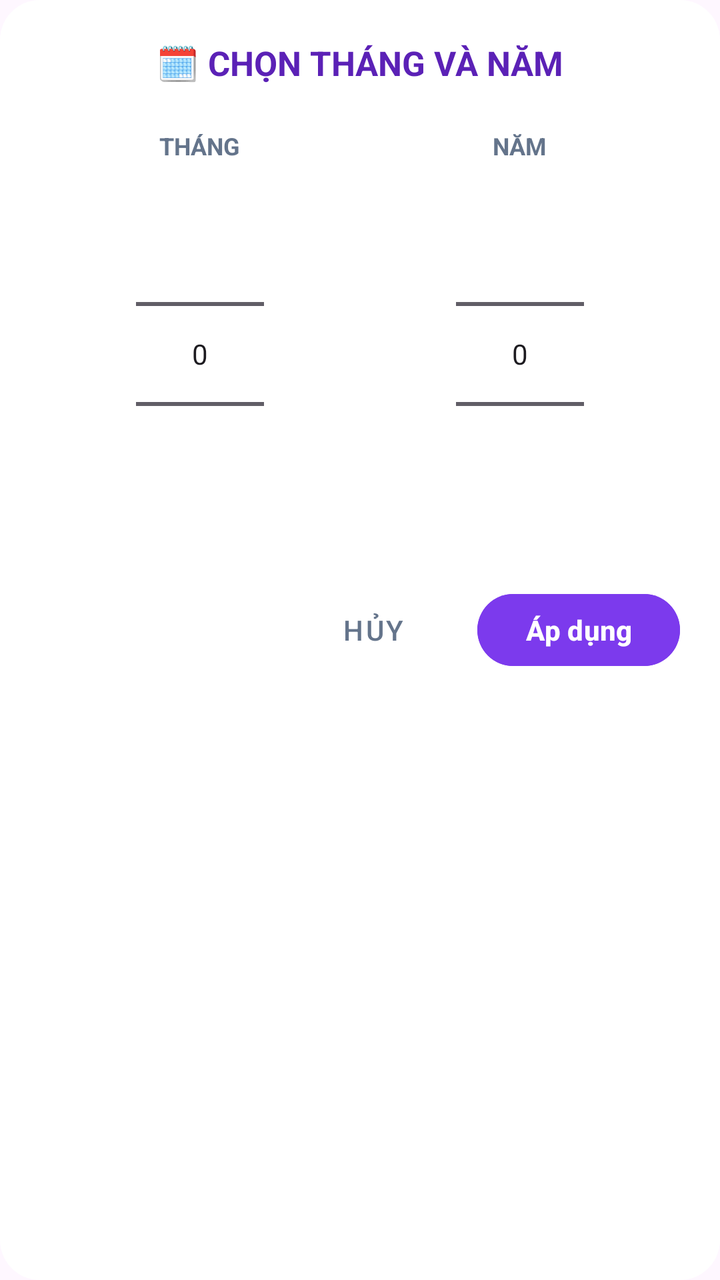
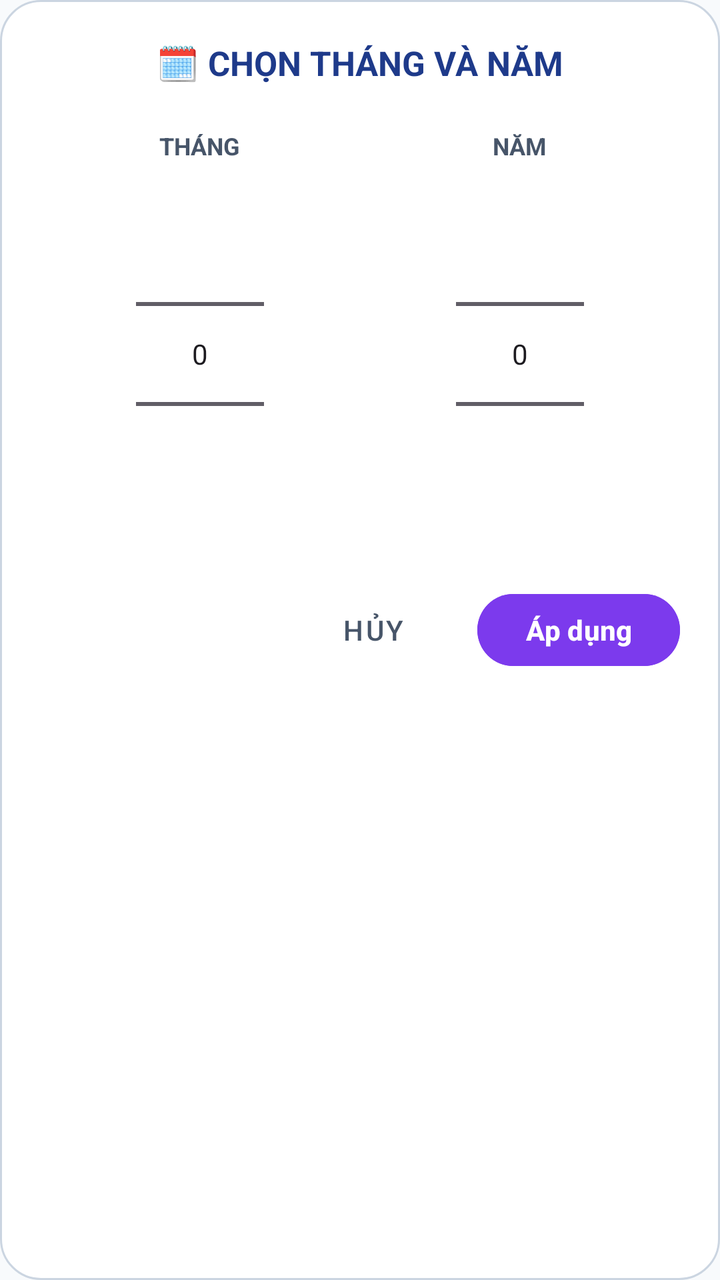

The first picture is an Android layout as it rendered before a commit; the second is the same layout after the commit. The layout source and the unified diff follow.
<!-- AndroidManifest.xml: application theme Theme.LectuPlan -->
<!-- res/layout/dialog_month_year_picker.xml -->
<?xml version="1.0" encoding="utf-8"?>
<LinearLayout xmlns:android="http://schemas.android.com/apk/res/android"
    xmlns:app="http://schemas.android.com/apk/res-auto"
    android:layout_width="match_parent"
    android:layout_height="wrap_content"
    android:orientation="vertical"
    android:background="@drawable/bg_dialog_rounded"
    android:padding="20dp">

    <TextView
        android:layout_width="match_parent"
        android:layout_height="wrap_content"
        android:text="🗓️ CHỌN THÁNG VÀ NĂM"
        android:textSize="17sp"
        android:textStyle="bold"
        android:textColor="#5B21B6"
        android:gravity="center"
        android:layout_marginBottom="16dp" />

    <LinearLayout
        android:layout_width="match_parent"
        android:layout_height="wrap_content"
        android:orientation="horizontal"
        android:gravity="center">

        
        <LinearLayout
            android:layout_width="0dp"
            android:layout_height="wrap_content"
            android:layout_weight="1"
            android:orientation="vertical"
            android:gravity="center"
            android:padding="6dp">

            <TextView
                android:layout_width="wrap_content"
                android:layout_height="wrap_content"
                android:text="THÁNG"
                android:textStyle="bold"
                android:textColor="#64748B"
                android:textSize="12sp"
                android:layout_marginBottom="6dp" />

            <NumberPicker
                android:id="@+id/npMonthPicker"
                android:layout_width="wrap_content"
                android:layout_height="wrap_content" />
        </LinearLayout>

        
        <LinearLayout
            android:layout_width="0dp"
            android:layout_height="wrap_content"
            android:layout_weight="1"
            android:orientation="vertical"
            android:gravity="center"
            android:padding="6dp">

            <TextView
                android:layout_width="wrap_content"
                android:layout_height="wrap_content"
                android:text="NĂM"
                android:textStyle="bold"
                android:textColor="#64748B"
                android:textSize="12sp"
                android:layout_marginBottom="6dp" />

            <NumberPicker
                android:id="@+id/npYearPicker"
                android:layout_width="wrap_content"
                android:layout_height="wrap_content" />
        </LinearLayout>
    </LinearLayout>

    <LinearLayout
        android:layout_width="match_parent"
        android:layout_height="wrap_content"
        android:orientation="horizontal"
        android:gravity="end"
        android:layout_marginTop="20dp">

        <Button
            android:id="@+id/btnCancelMonthYear"
            android:layout_width="wrap_content"
            android:layout_height="44dp"
            android:text="Hủy"
            android:textColor="#64748B"
            style="@style/Widget.MaterialComponents.Button.TextButton"
            android:layout_marginEnd="8dp" />

        <Button
            android:id="@+id/btnConfirmMonthYear"
            android:layout_width="wrap_content"
            android:layout_height="44dp"
            android:text="Áp dụng"
            android:textStyle="bold"
            android:textColor="#FFFFFF"
            android:backgroundTint="#7C3AED" />
    </LinearLayout>

</LinearLayout>
<!-- resources referenced by this layout -->
<resources>
  <!-- drawable bg_dialog_rounded (drawable) -->
  <?xml version="1.0" encoding="utf-8"?>
  <shape xmlns:android="http://schemas.android.com/apk/res/android"
      android:shape="rectangle">
      <solid android:color="#FFFFFF" />
      <corners android:radius="20dp" />
  </shape>
  <style name="Theme.LectuPlan" parent="Base.Theme.LectuPlan" />
  <style name="Base.Theme.LectuPlan" parent="Theme.Material3.DayNight.NoActionBar">
          
          <item name="android:windowLightStatusBar" tools:targetApi="23">true</item>
          <item name="android:windowLightNavigationBar" tools:targetApi="27">true</item>
      </style>
</resources>

<!-- the commit's change to res/layout/dialog_month_year_picker.xml (unified diff, before → after) -->
@@ -13,7 +13,7 @@
         android:text="🗓️ CHỌN THÁNG VÀ NĂM"
         android:textSize="17sp"
         android:textStyle="bold"
-        android:textColor="#5B21B6"
+        android:textColor="@color/tab_header_title"
         android:gravity="center"
         android:layout_marginBottom="16dp" />
 
@@ -37,7 +37,7 @@
                 android:layout_height="wrap_content"
                 android:text="THÁNG"
                 android:textStyle="bold"
-                android:textColor="#64748B"
+                android:textColor="@color/text_secondary"
                 android:textSize="12sp"
                 android:layout_marginBottom="6dp" />
 
@@ -61,7 +61,7 @@
                 android:layout_height="wrap_content"
                 android:text="NĂM"
                 android:textStyle="bold"
-                android:textColor="#64748B"
+                android:textColor="@color/text_secondary"
                 android:textSize="12sp"
                 android:layout_marginBottom="6dp" />
 
@@ -84,7 +84,7 @@
             android:layout_width="wrap_content"
             android:layout_height="44dp"
             android:text="Hủy"
-            android:textColor="#64748B"
+            android:textColor="@color/text_secondary"
             style="@style/Widget.MaterialComponents.Button.TextButton"
             android:layout_marginEnd="8dp" />
 
<!-- resource entries referenced after the edit -->
@@ -1,17 +1,32 @@
 <!-- resources referenced by this layout -->
 <resources>
+  <color name="tab_header_title">#1E3A8A</color>
+  <color name="text_secondary">#475569</color>
   <!-- drawable bg_dialog_rounded (drawable) -->
   <?xml version="1.0" encoding="utf-8"?>
   <shape xmlns:android="http://schemas.android.com/apk/res/android"
       android:shape="rectangle">
-      <solid android:color="#FFFFFF" />
+      <solid android:color="@color/surface_card" />
       <corners android:radius="20dp" />
+      <stroke
+          android:width="1dp"
+          android:color="@color/border_default" />
   </shape>
   <style name="Theme.LectuPlan" parent="Base.Theme.LectuPlan" />
+  <color name="surface_card">#FFFFFF</color>
+  <color name="border_default">#CBD5E1</color>
   <style name="Base.Theme.LectuPlan" parent="Theme.Material3.DayNight.NoActionBar">
+          <item name="android:windowBackground">@color/window_background</item>
+          <item name="colorSurface">@color/surface_card</item>
+          <item name="colorOnSurface">@color/text_primary</item>
+          <item name="colorSurfaceVariant">@color/surface_card_secondary</item>
+          <item name="colorOnSurfaceVariant">@color/text_secondary</item>
           
           <item name="android:windowLightStatusBar" tools:targetApi="23">true</item>
           <item name="android:windowLightNavigationBar" tools:targetApi="27">true</item>
       </style>
+  <color name="window_background">#F8FAFC</color>
+  <color name="text_primary">#0F172A</color>
+  <color name="surface_card_secondary">#F1F5F9</color>
 </resources>
 
